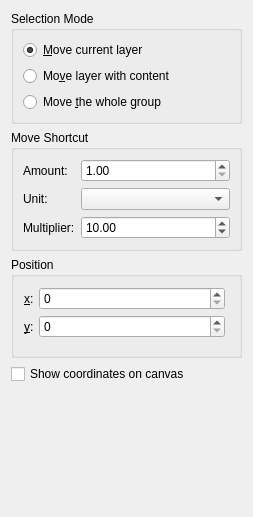
First picture: the form in plugins/tools/basictools/wdgmovetool.ui, repository KDE/krita, before the edit.
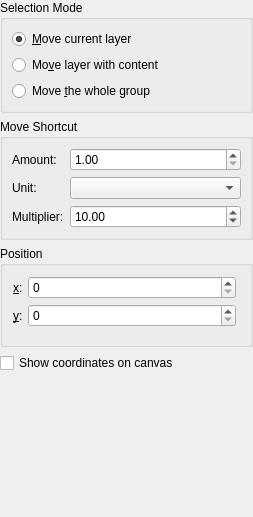
Second picture: the form after the edit. Custom widgets are drawn as their Qt base class.

Commit message:
Remove extra 40 px spacers at the bottom of Transform, Move and Crop tool options
BUG:495809

The edit to the form file:
```diff
--- a/plugins/tools/basictools/wdgmovetool.ui
+++ b/plugins/tools/basictools/wdgmovetool.ui
@@ -15,6 +15,21 @@
    </rect>
   </property>
   <layout class="QVBoxLayout" name="verticalLayout">
+   <property name="spacing">
+    <number>6</number>
+   </property>
+   <property name="leftMargin">
+    <number>0</number>
+   </property>
+   <property name="topMargin">
+    <number>0</number>
+   </property>
+   <property name="rightMargin">
+    <number>0</number>
+   </property>
+   <property name="bottomMargin">
+    <number>0</number>
+   </property>
    <item>
     <widget class="QGroupBox" name="grpSelectionMethod">
      <property name="minimumSize">
@@ -319,7 +334,7 @@
      <property name="sizeHint" stdset="0">
       <size>
        <width>20</width>
-       <height>40</height>
+       <height>0</height>
       </size>
      </property>
     </spacer>
```
Left out of the diff: 3 changed lines with no effect on the pictures. The commit also changes 2 other files.
